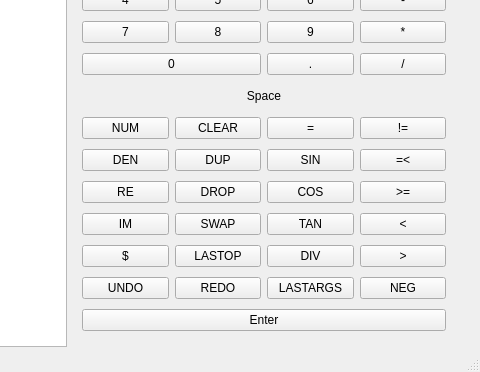
First picture: the form in Sources/Sources/mainwindow.ui, repository gabriel-hurtado/UTComputer, before the edit; both pictures show x 336 to 816 and y 123 to 495 of the 816 by 495 pixel window.
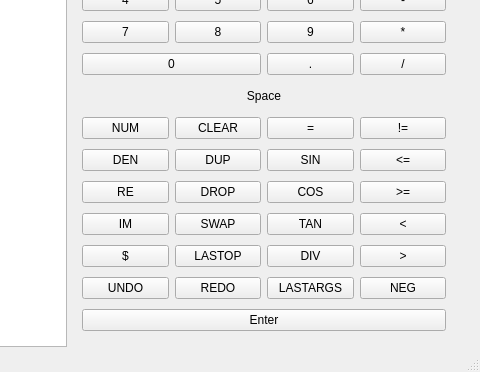
Second picture: the form after the edit.

Diff of the .ui file:
```diff
--- a/Sources/Sources/mainwindow.ui
+++ b/Sources/Sources/mainwindow.ui
@@ -226,7 +226,7 @@
                <bool>true</bool>
               </property>
               <property name="text">
-               <string>=&lt;</string>
+               <string>&lt;=</string>
               </property>
              </widget>
             </item>
```
